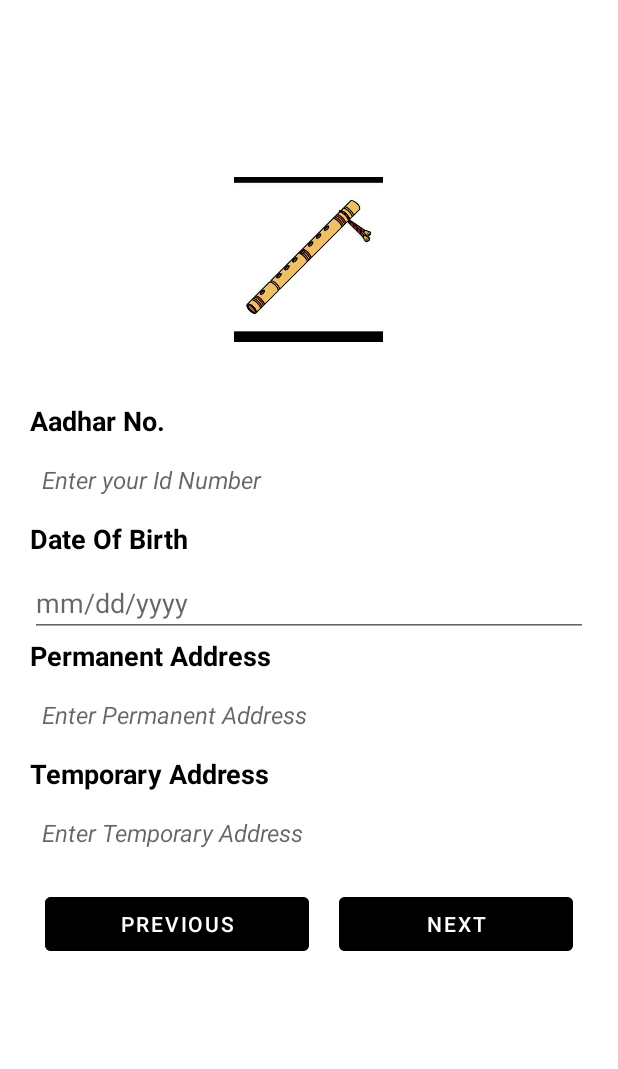
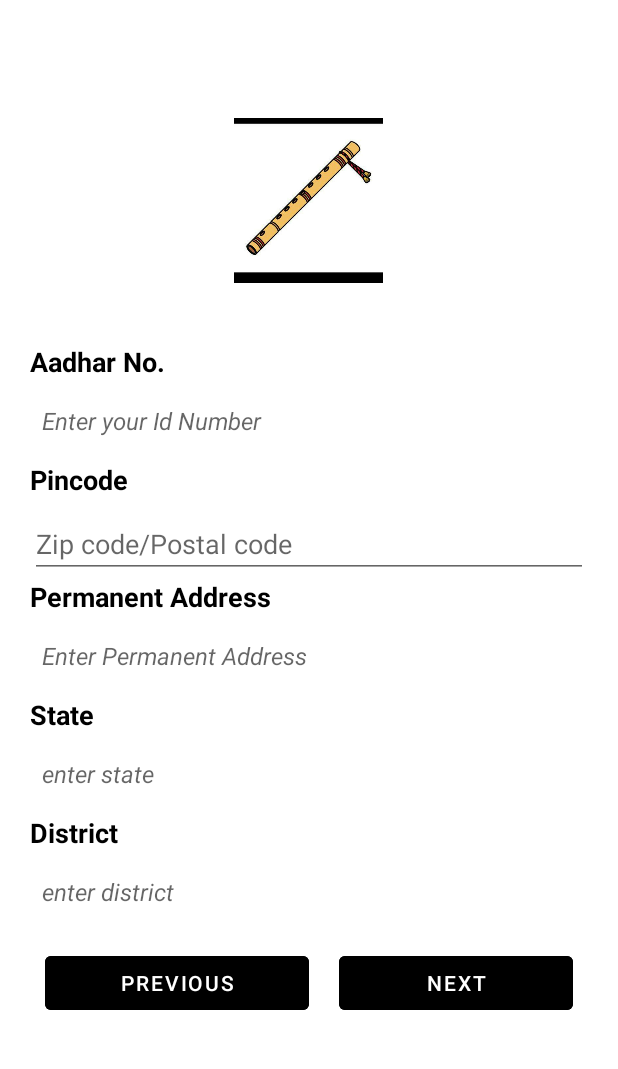
Before and after one commit to TanuLamba3/NarsinghJan, an Android app: the BecomeMem2 screen opened directly, with no data from a screen before it, on a phone screen of 412 x 824 dp, the part 84-1153 px from its top. Run offline under Robolectric (Android 15) with nearby library versions, the phone set to English and light mode, and no system bars; 1 statement that could not run was skipped.

Commit message:
new Updation 7

```diff
--- a/app/src/main/res/layout/activity_become_mem2.xml
+++ b/app/src/main/res/layout/activity_become_mem2.xml
@@ -46,19 +46,19 @@
         android:id="@+id/textView5"
         android:layout_width="match_parent"
         android:layout_height="wrap_content"
-        android:text="Date Of Birth"
+        android:text="Pincode"
         android:textSize="18sp"
         android:textStyle="bold"
         android:textColor="@color/black"
         android:layout_marginBottom="8dp"/>
 
     <EditText
-        android:id="@+id/Date"
+        android:id="@+id/pinCode"
         android:layout_width="match_parent"
         android:layout_height="wrap_content"
         android:ems="10"
-        android:hint="mm/dd/yyyy"
-        android:inputType="date"
+        android:hint="Zip code/Postal code"
+        android:inputType="textPostalAddress"
         tools:ignore="TouchTargetSizeCheck" />
 
     <TextView
@@ -90,20 +90,45 @@
         android:id="@+id/textView7"
         android:layout_width="match_parent"
         android:layout_height="wrap_content"
-        android:text="Temporary Address"
+        android:text="State"
         android:textSize="18sp"
         android:textStyle="bold"
         android:textColor="@color/black"
         android:layout_marginBottom="8dp"/>
 
     <EditText
-        android:id="@+id/pinCode"
+        android:id="@+id/state"
         android:layout_width="match_parent"
         android:layout_height="wrap_content"
         android:layout_marginBottom="8dp"
         android:background="@color/white"
         android:ems="10"
-        android:hint="Enter Temporary Address"
+        android:hint="enter state"
+        android:inputType="textPostalAddress"
+        android:padding="8dp"
+        android:textColor="@color/black"
+        android:textSize="16sp"
+        android:textStyle="italic"
+        tools:ignore="TouchTargetSizeCheck" />
+
+    <TextView
+        android:id="@+id/textView8"
+        android:layout_width="match_parent"
+        android:layout_height="wrap_content"
+        android:text="District"
+        android:textSize="18sp"
+        android:textStyle="bold"
+        android:textColor="@color/black"
+        android:layout_marginBottom="8dp"/>
+
+    <EditText
+        android:id="@+id/enter_district"
+        android:layout_width="match_parent"
+        android:layout_height="wrap_content"
+        android:layout_marginBottom="8dp"
+        android:background="@color/white"
+        android:ems="10"
+        android:hint="enter district"
         android:inputType="textPostalAddress"
         android:padding="8dp"
         android:textColor="@color/black"
```
Also changed, not shown: app/src/main/res/layout/activity_become_mem3.xml (+34 -0 lines), app/src/main/res/layout/fragment_become_member.xml (+24 -1 lines).
